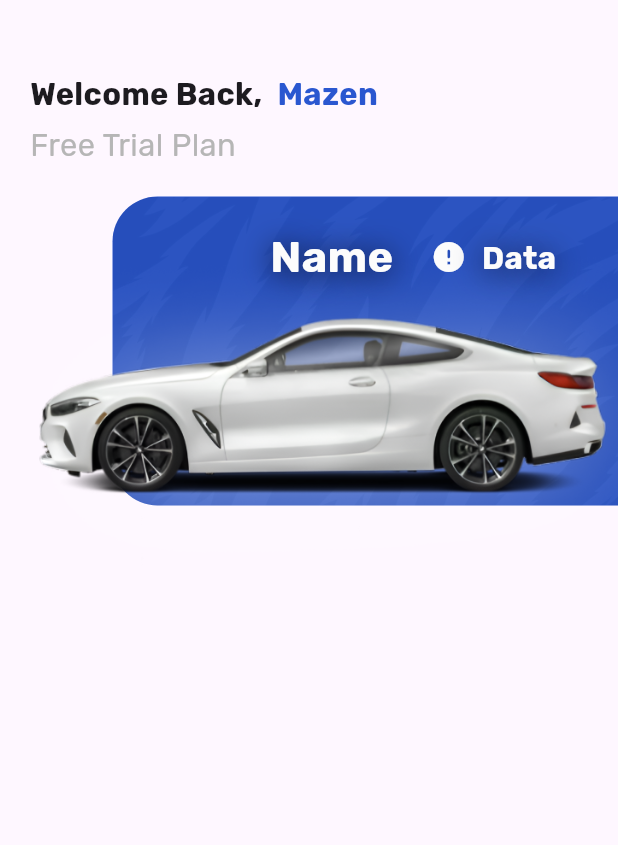
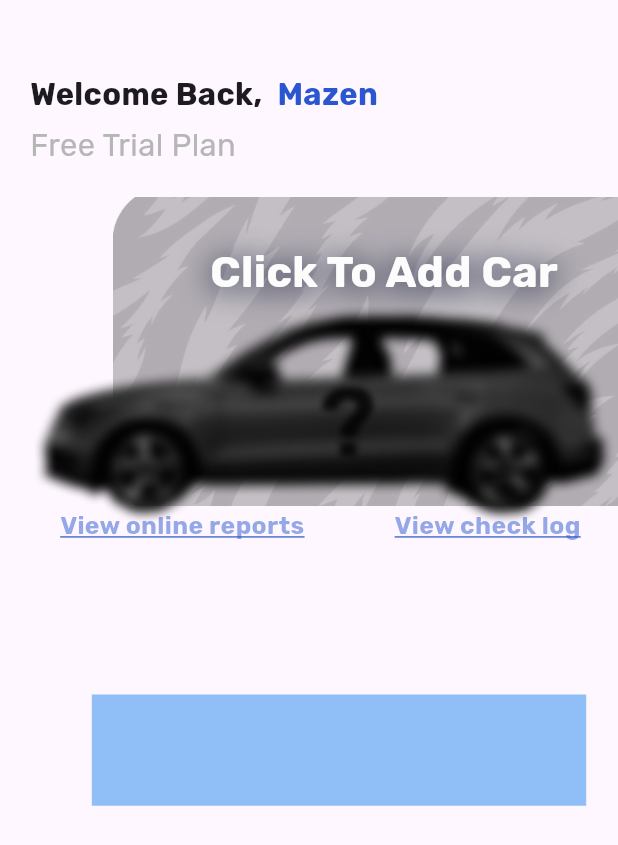
Before and after one commit to Mazen20021/Car-Care, a Flutter app: the MainMenuPage screen opened directly, on a phone screen of 412 x 824 dp. Shown: the top 845 px of the screen. Run offline on Flutter 3.47's test engine with Material 3 defaults, Android fonts, the phone set to English and light mode, and no system bars; our stand-ins replace google_fonts.

Commit message:
Added More in Main Page

```diff
--- a/lib/Pages/mainpage.dart
+++ b/lib/Pages/mainpage.dart
@@ -1,3 +1,4 @@
+import 'package:carcare/Components/Buttons.dart';
 import 'package:flutter/material.dart';
 import 'package:google_fonts/google_fonts.dart';
 
@@ -18,17 +19,13 @@ class MainMenuPage extends StatefulWidget
 class _MainPage extends State<MainMenuPage>
 {
   final bool _isSub = false;
-  final bool _isCarSelected = true;
+  final bool _isCarSelected = false;
   final List<String> imagesPath = List<String>.empty(growable: true);
   late final PageController _pageController;
   @override
   void initState() {
     super.initState();
     _pageController = PageController(viewportFraction: 2.0 , initialPage: widget.currentIndex);
-    imagesPath.add("assets/cars/Coupe.png");
-    imagesPath.add("assets/cars/Hatchback.png");
-    imagesPath.add("assets/cars/Sedan.png");
-    imagesPath.add("assets/cars/SUV.png");
   }
 
   @override
@@ -106,6 +103,36 @@ class _MainPage extends State<MainMenuPage>
                   ),
                 ),
               ),
+                const SizedBox(height: 5),
+                Row(children: [
+                  GestureDetector(
+                      onTap: (){},
+                      child: Transform.translate(
+                      offset: const Offset(40, -250),
+                      child: Text("View online reports", style: GoogleFonts.rubik(
+                      fontWeight: FontWeight.bold,
+                      color:!_isCarSelected? MainColors.primary.withOpacity(0.5) : MainColors.primary,
+                      decoration: TextDecoration.underline,
+                      decorationColor: MainColors.primary,
+                      fontSize: Fonts.xs())))),
+                  GestureDetector(
+                        onTap: (){},
+                        child: Transform.translate(
+                        offset: const Offset(100, -250),
+                        child: Text("View check log", style: GoogleFonts.rubik(
+                        fontWeight: FontWeight.bold,
+                        color: !_isCarSelected? MainColors.primary.withOpacity(0.5): MainColors.primary,
+                        decoration: TextDecoration.underline,
+                        decorationColor: MainColors.primary,
+                        fontSize: Fonts.xs())))),
+                ],),
+                Transform.translate(
+                    offset: const Offset(20, -150),
+                    child:Container(
+                      width: Screen.size.width * 0.8,
+                      height: Height.sm(),
+                      color: MainColors.primaryLight,
+                    )),
               ],
             ),
           ],
@@ -148,23 +175,20 @@ class _MainPage extends State<MainMenuPage>
                     fontSize: Fonts.md(),
                     shadows: [const Shadow(color: MainColors.black,blurRadius: 25 ,offset: Offset(0, 2))])),
                   const SizedBox(width: 25),
-                   Icon(Icons.error_rounded,color: MainColors.white,size: Sizes.xs(),),
+                   Icon(Icons.error_rounded,color: MainColors.white,size: Width.xs(),),
                   const SizedBox(width: 10),
                   Text("Data",style: GoogleFonts.rubik(
                       fontWeight: FontWeight.bold,
                       color: MainColors.white,
                       fontSize: Fonts.sm(),
                       shadows: [const Shadow(color: MainColors.black,blurRadius: 25 ,offset: Offset(0, 2))]))
-
                 ],),
-
               ),
             ],
           ),
         ),
     ]));
   }
-
   // Helper method to build each car image
   Widget buildCarImage(String imagePath, Size screenSize) {
     return Container(
```
